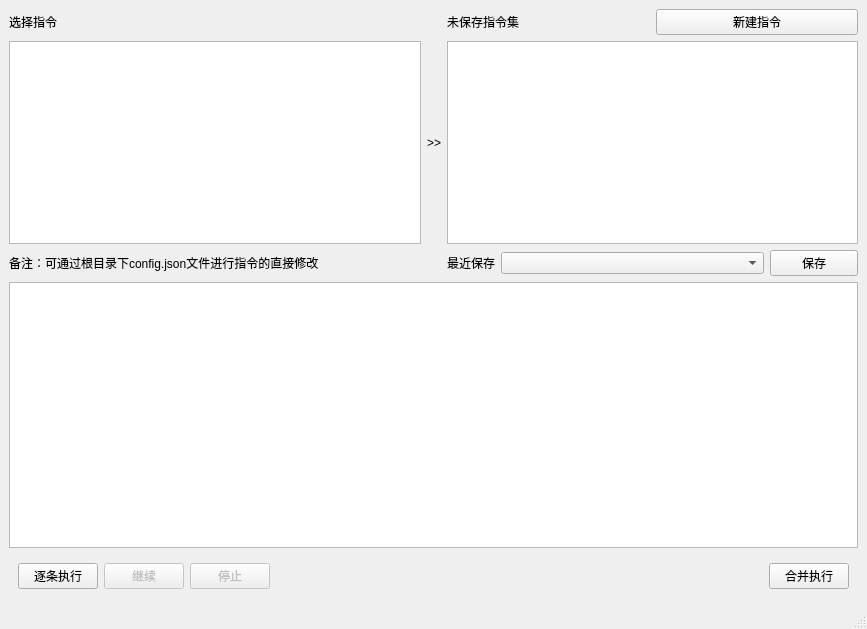
Old version of the form ui/layout/index.ui in the repository xiaohaijoe/AutoPackage.
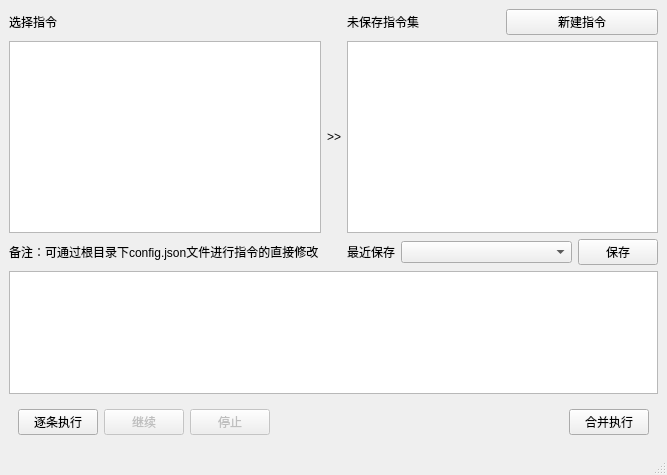
New version of the form.

```diff
--- a/ui/layout/index.ui
+++ b/ui/layout/index.ui
@@ -6,8 +6,8 @@
    <rect>
     <x>0</x>
     <y>0</y>
-    <width>867</width>
-    <height>629</height>
+    <width>667</width>
+    <height>475</height>
    </rect>
   </property>
   <property name="sizePolicy">
@@ -63,6 +63,12 @@
       </item>
       <item row="1" column="2">
        <widget class="QListWidget" name="executeListWidget">
+        <property name="font">
+         <font>
+          <family>Arial</family>
+          <pointsize>9</pointsize>
+         </font>
+        </property>
         <property name="horizontalScrollBarPolicy">
          <enum>Qt::ScrollBarAlwaysOff</enum>
         </property>
```
Left out of the diff: 2 changed lines with no effect on the pictures.
